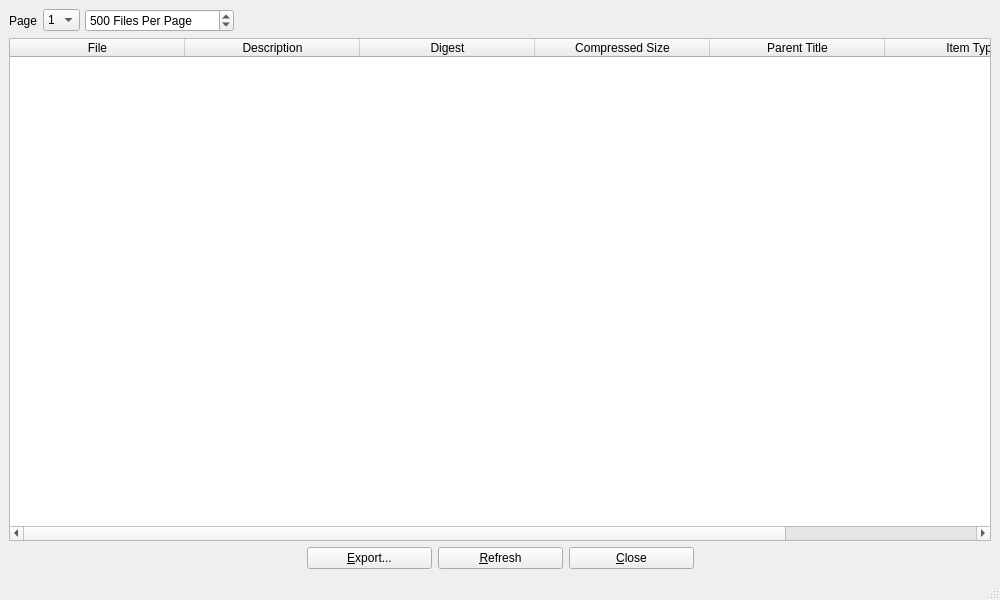
Above: UI/biblioteq_files.ui from textbrowser/biblioteq before the change. Below: the same form after it.
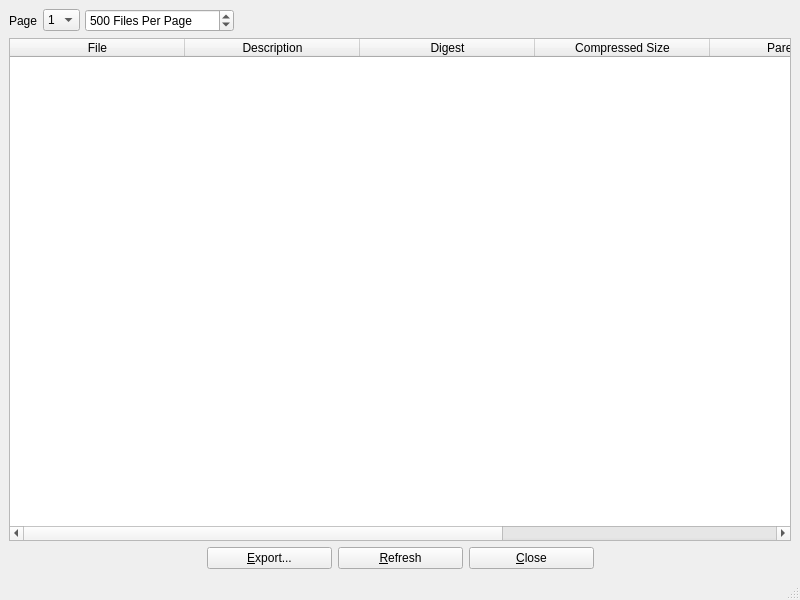
That is the form after the change. Icons and pictures are not drawn.

Patch:
```diff
--- a/UI/biblioteq_files.ui
+++ b/UI/biblioteq_files.ui
@@ -6,7 +6,7 @@
    <rect>
     <x>0</x>
     <y>0</y>
-    <width>1000</width>
+    <width>800</width>
     <height>600</height>
    </rect>
   </property>
```
